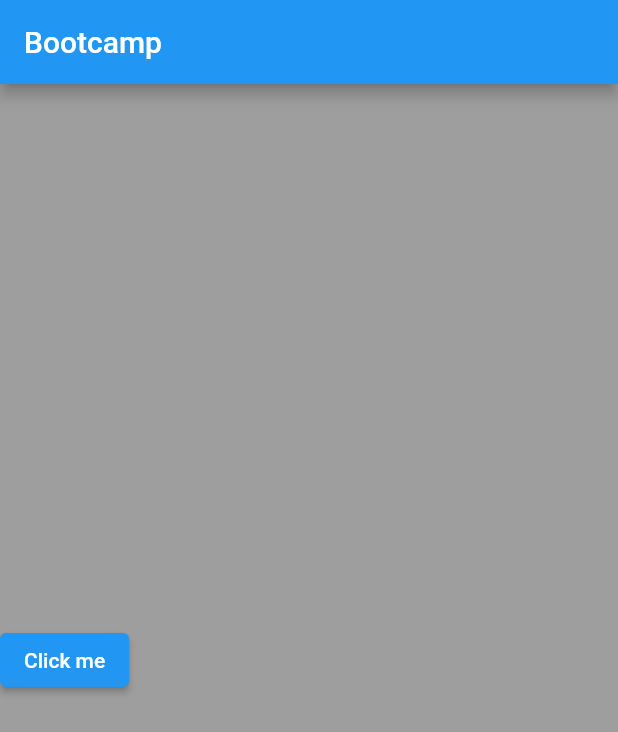
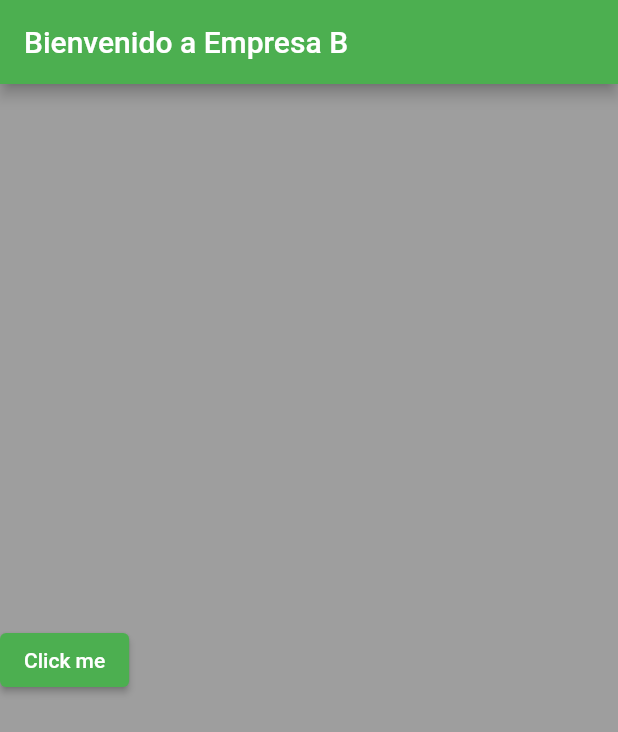
Before and after one commit to csandovalgt/bootcamp_lessons, a Flutter app: the screen it shows after launch, on a phone screen of 412 x 824 dp. Shown: the top 732 px of the screen. Run offline on Flutter 3.47's test engine with Material 2 defaults, Android fonts, the phone set to English and light mode, and no system bars.

Commit message:
basic flavor

```diff
--- a/lib/main.dart
+++ b/lib/main.dart
@@ -1,4 +1,5 @@
 import 'package:bootcamp_practices/ui/home_view.dart';
+import 'package:bootcamp_practices/ui/theme.dart';
 import 'package:flutter/material.dart';
 
 void main() {
@@ -13,10 +14,12 @@ class MyApp extends StatelessWidget {
   Widget build(BuildContext context) {
     return MaterialApp(
       title: 'Flutter Demo',
-      theme: ThemeData(
-        primarySwatch: Colors.blue,
+      theme: UITheme.getTheme(
+        const String.fromEnvironment('EMPRESA'),
       ),
-      home: const MyHomePage(title: 'Flutter Demo Home Page'),
+      home: MyHomePage(
+          title:
+              'Bienvenido a ${UITheme.getName(const String.fromEnvironment('EMPRESA'))}'),
     );
   }
 }
--- /dev/null
+++ b/lib/ui/banner.dart
@@ -0,0 +1,10 @@
+import 'package:flutter/material.dart';
+
+class Banner extends StatelessWidget {
+  const Banner({super.key});
+
+  @override
+  Widget build(BuildContext context) {
+    return const Placeholder();
+  }
+}
--- a/lib/ui/home_view.dart
+++ b/lib/ui/home_view.dart
@@ -13,7 +13,8 @@ class MyHomePage extends StatefulWidget {
   State<MyHomePage> createState() => _MyHomePageState();
 }
 
-class _MyHomePageState extends State<MyHomePage> with UtilsMixin, StringUtilsMixin {
+class _MyHomePageState extends State<MyHomePage>
+    with UtilsMixin, StringUtilsMixin {
   @override
   void initState() {
     super.initState();
@@ -24,16 +25,14 @@ class _MyHomePageState extends State<MyHomePage> with UtilsMixin, StringUtilsMix
     return Scaffold(
       backgroundColor: Colors.grey,
       appBar: AppBar(
-        title: const Text("Bootcamp"),
+        title: Text(widget.title),
       ),
       body: Column(
         mainAxisAlignment: MainAxisAlignment.center,
         crossAxisAlignment: CrossAxisAlignment.center,
         children: [
-
           ElevatedButton(
             onPressed: () {
-
               print(cuadrado(val: 3));
               print(capitalize("value"));
             },
--- /dev/null
+++ b/lib/ui/theme.dart
@@ -0,0 +1,55 @@
+import 'package:flutter/material.dart';
+
+class UITheme {
+  static String empresaAName = "Empresa A";
+  static String empresaBName = "Empresa B";
+
+
+  static String empresaALogo = "assets/empresaA/logo.png";
+  static String empresaBLogo = "assets/empresaB/logo.png";
+  static ThemeData empresaATheme = ThemeData(
+    primarySwatch: Colors.blue,
+    appBarTheme: const AppBarTheme(
+      backgroundColor: Colors.blueGrey,
+    ),
+    colorScheme: const ColorScheme.dark(
+      primary: Colors.blueGrey,
+      onPrimary: Colors.white,
+    ),
+  );
+
+  static ThemeData empresaBTheme = ThemeData(
+    primarySwatch: Colors.green,
+    appBarTheme: const AppBarTheme(
+      backgroundColor: Colors.green,
+    ),
+    colorScheme: const ColorScheme.dark(
+      primary: Colors.green,
+      onPrimary: Colors.white,
+    ),
+  );
+
+  static String getLogoPath(String empresa) {
+    if (empresa=="A") {
+      return empresaALogo;
+    } else {
+      return empresaBLogo;
+    }
+  }
+
+  static ThemeData getTheme(String empresa) {
+    if (empresa=="A") {
+      return empresaATheme;
+    } else {
+      return empresaBTheme;
+    }
+  }
+
+  static String getName(String empresa) {
+    if (empresa=="A") {
+      return empresaAName;
+    } else {
+      return empresaBName;
+    }
+  }
+}
```
Also changed, not shown: 2 other files.
